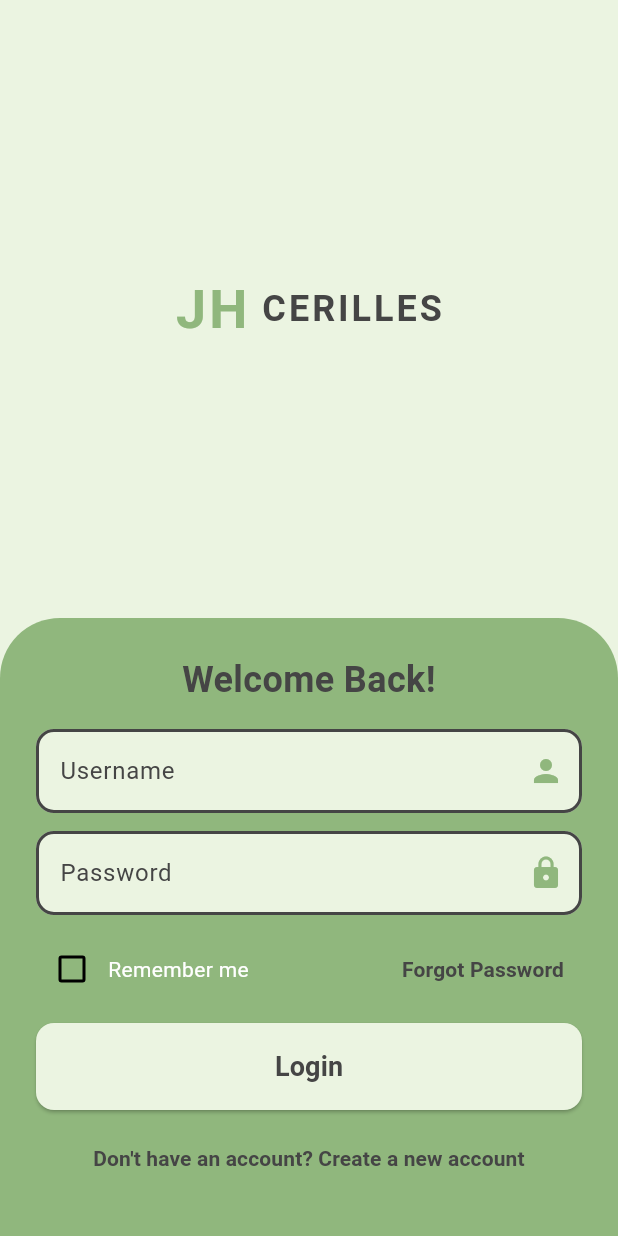
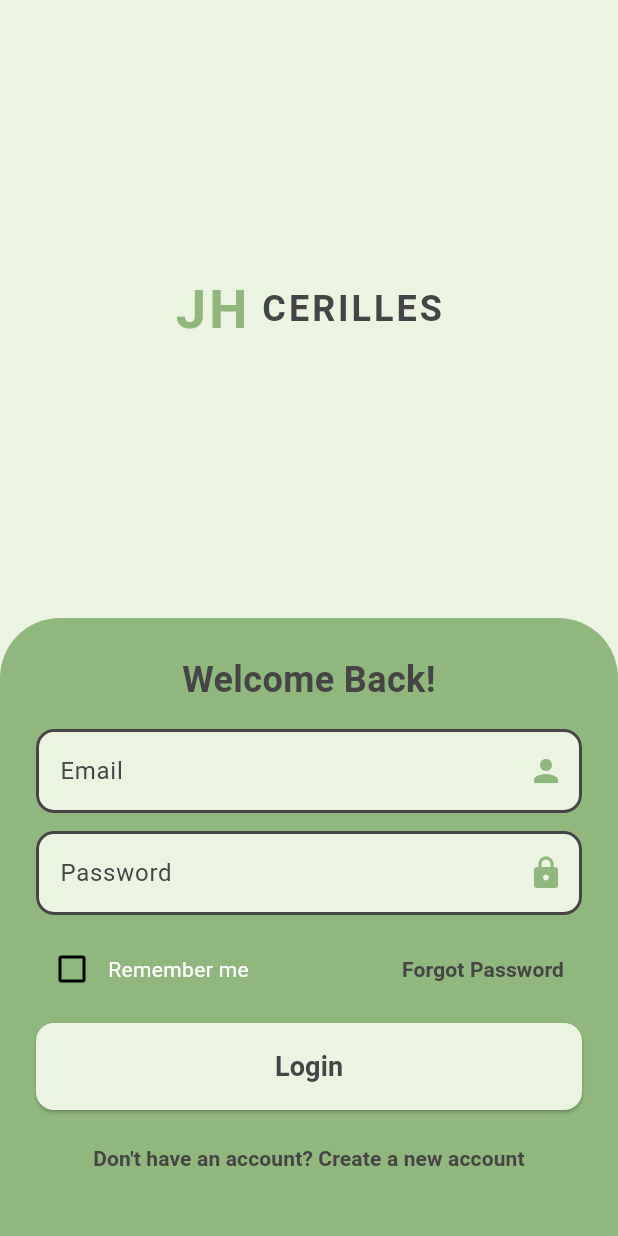
Before and after one commit to XyrelTenz/FlutterMobile, a Flutter app: the screen it shows after launch, on a phone screen of 412 x 824 dp. Run offline on Flutter 3.47's test engine with Material 3 defaults, Android fonts, the phone set to English and light mode, and no system bars.

Commit message:
Minor Changes

```diff
--- a/lib/auth/login.dart
+++ b/lib/auth/login.dart
@@ -71,7 +71,7 @@ class LoginPage extends StatelessWidget {
                   TextField(
                     controller: emailController,
                     decoration: InputDecoration(
-                      labelText: "Username",
+                      labelText: "Email",
                       labelStyle: TextStyle(color: Color(0xFF454545)),
                       floatingLabelBehavior: FloatingLabelBehavior.never,
                       filled: true,
```
